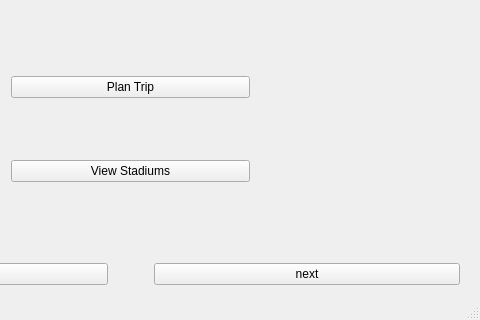
First picture: the form in src/form/mainwindow.ui, repository home-run/subtle-cosmic-moose, before the edit; both pictures show x 220 to 700 and y 180 to 500 of the 700 by 500 pixel window.
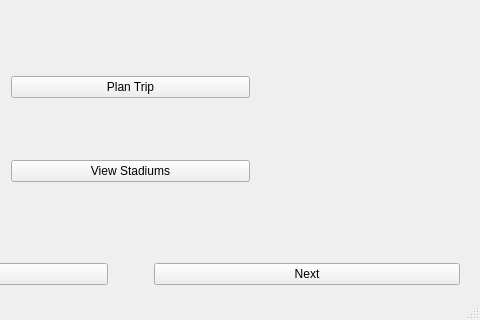
Second picture: the form after the edit.

```diff
--- a/src/form/mainwindow.ui
+++ b/src/form/mainwindow.ui
@@ -92,7 +92,7 @@
      <item>
       <widget class="QPushButton" name="mainwindow_pushButton_next">
        <property name="text">
-        <string>next</string>
+        <string>Next</string>
        </property>
       </widget>
      </item>
```
Left out of the diff: 2 changed lines with no effect on the pictures.
